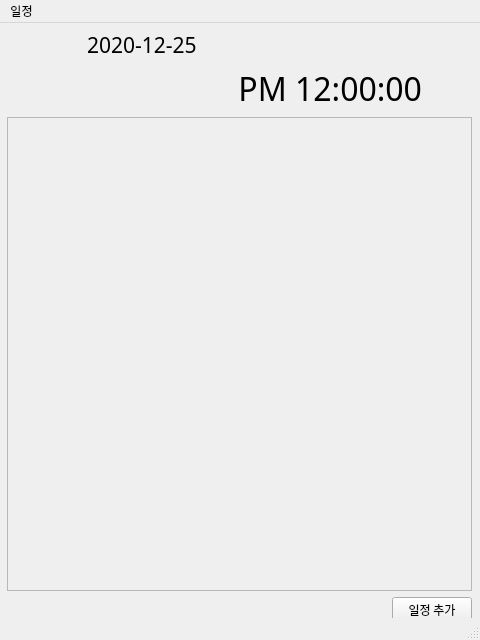
The window that ui/MainWindow.ui (stellarfloat/2020-2_swp2_ADProject_Remi) describes before a commit, drawn with Qt 5.
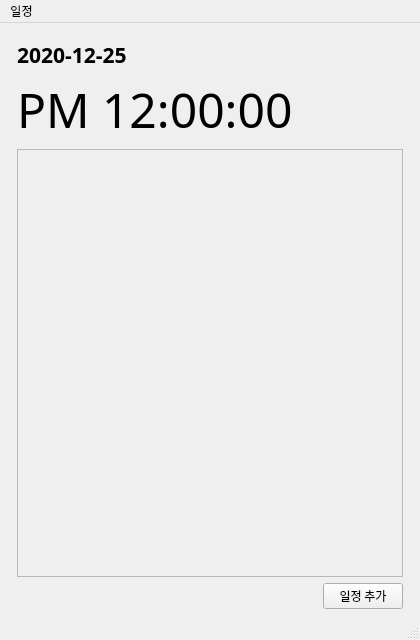
The same window after the commit.

Commit message: Change UI to be responsive

What changed in the file:
```diff
--- a/ui/MainWindow.ui
+++ b/ui/MainWindow.ui
@@ -6,7 +6,7 @@
    <rect>
     <x>0</x>
     <y>0</y>
-    <width>480</width>
+    <width>420</width>
     <height>640</height>
    </rect>
   </property>
@@ -18,14 +18,14 @@
   </property>
   <property name="minimumSize">
    <size>
-    <width>480</width>
+    <width>420</width>
     <height>640</height>
    </size>
   </property>
   <property name="maximumSize">
    <size>
-    <width>480</width>
-    <height>640</height>
+    <width>960</width>
+    <height>1280</height>
    </size>
   </property>
   <property name="font">
@@ -40,15 +40,8 @@
    <property name="enabled">
     <bool>true</bool>
    </property>
-   <widget class="QWidget" name="verticalLayoutWidget">
-    <property name="geometry">
-     <rect>
-      <x>-1</x>
-      <y>-1</y>
-      <width>481</width>
-      <height>601</height>
-     </rect>
-    </property>
+   <layout class="QGridLayout" name="gridLayout">
+    <item row="0" column="0">
     <layout class="QVBoxLayout" name="verticalLayout">
      <property name="leftMargin">
       <number>8</number>
@@ -63,14 +56,17 @@
       <widget class="QLabel" name="CurrentDate">
        <property name="font">
         <font>
+          <family>맑은 고딕</family>
          <pointsize>16</pointsize>
+          <weight>75</weight>
+          <bold>true</bold>
         </font>
        </property>
        <property name="text">
         <string>2020-12-25</string>
        </property>
        <property name="indent">
-        <number>80</number>
+         <number>0</number>
        </property>
       </widget>
      </item>
@@ -79,7 +75,9 @@
        <property name="font">
         <font>
          <family>맑은 고딕</family>
-         <pointsize>24</pointsize>
+          <pointsize>36</pointsize>
+          <weight>50</weight>
+          <bold>false</bold>
         </font>
        </property>
        <property name="layoutDirection">
@@ -89,10 +87,10 @@
         <string>PM 12:00:00</string>
        </property>
        <property name="alignment">
-        <set>Qt::AlignRight|Qt::AlignTrailing|Qt::AlignVCenter</set>
+         <set>Qt::AlignLeading|Qt::AlignLeft|Qt::AlignVCenter</set>
        </property>
        <property name="indent">
-        <number>50</number>
+         <number>0</number>
        </property>
       </widget>
      </item>
@@ -101,15 +99,24 @@
        <property name="widgetResizable">
         <bool>true</bool>
        </property>
+        <property name="alignment">
+         <set>Qt::AlignLeading|Qt::AlignLeft|Qt::AlignTop</set>
+        </property>
        <widget class="QWidget" name="scrollAreaWidgetContents">
         <property name="geometry">
          <rect>
           <x>0</x>
           <y>0</y>
-          <width>463</width>
-          <height>472</height>
-         </rect>
-        </property>
+           <width>384</width>
+           <height>433</height>
+          </rect>
+         </property>
+         <property name="sizePolicy">
+          <sizepolicy hsizetype="Preferred" vsizetype="Preferred">
+           <horstretch>1</horstretch>
+           <verstretch>1</verstretch>
+          </sizepolicy>
+         </property>
         <layout class="QVBoxLayout" name="AlarmList">
          <property name="leftMargin">
           <number>5</number>
@@ -155,7 +162,8 @@
       </layout>
      </item>
     </layout>
-   </widget>
+    </item>
+   </layout>
   </widget>
   <widget class="QStatusBar" name="statusbar"/>
   <widget class="QMenuBar" name="menubar">
@@ -163,8 +171,8 @@
     <rect>
      <x>0</x>
      <y>0</y>
-     <width>480</width>
-     <height>21</height>
+     <width>420</width>
+     <height>22</height>
     </rect>
    </property>
    <widget class="QMenu" name="menu">
```
Lines whose indentation alone changed are shown as unchanged. The commit also changes 1 other file.
